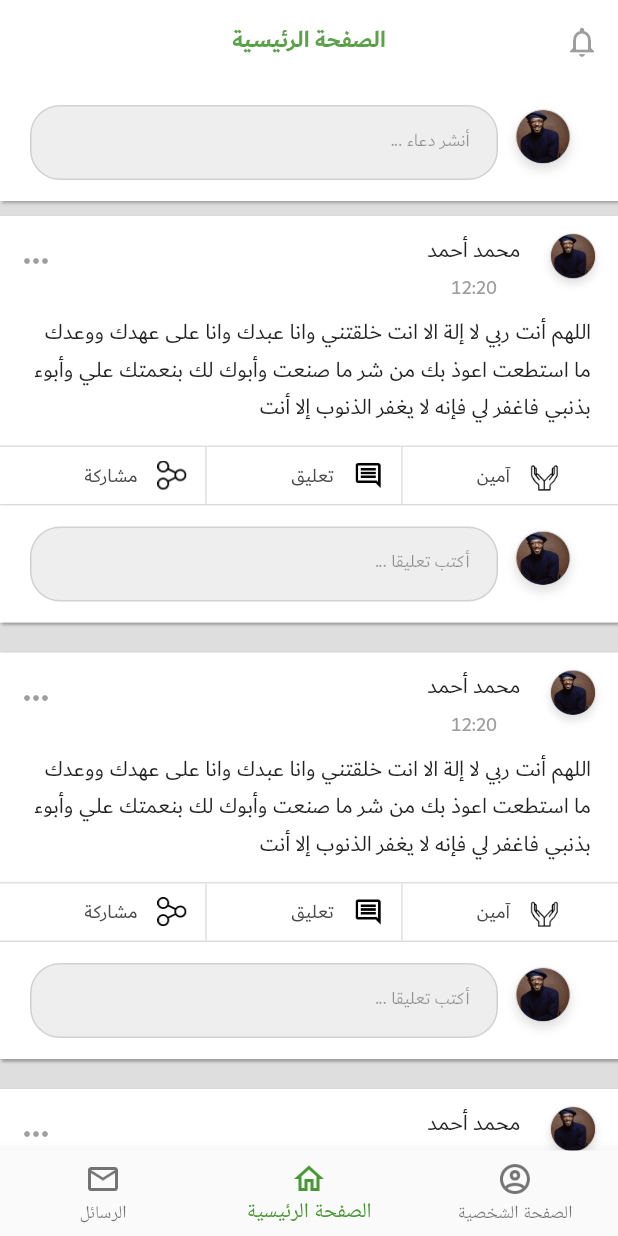
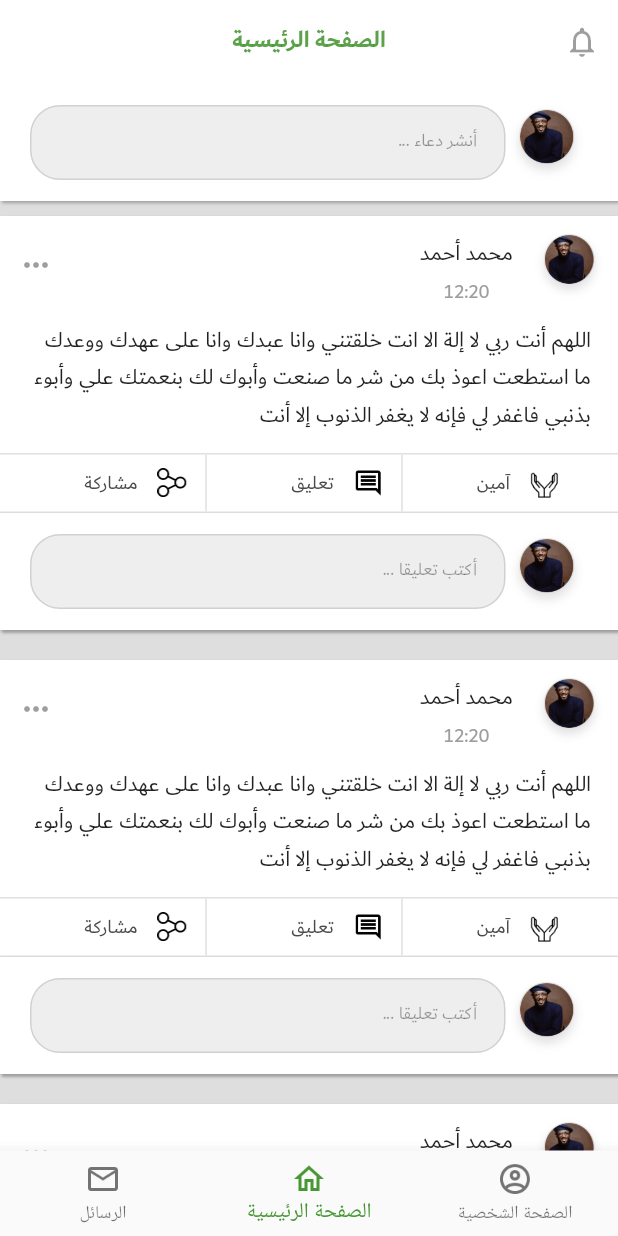
Before and after one commit to Youssefguba/Ameen, a Flutter app: the screen it shows after launch, on a phone screen of 412 x 824 dp. Run offline on Flutter 3.47's test engine with Material 2 defaults, Android fonts, the phone set to English and light mode, and no system bars.

Commit message:
Make many changes in UI

```diff
--- a/lib/ui/widgets/news_feed_widgets/add_new_post_widget.dart
+++ b/lib/ui/widgets/news_feed_widgets/add_new_post_widget.dart
@@ -59,10 +59,13 @@ class AddNewPostWidget extends StatelessWidget {
                   ),
                 ),
               ),
-          Image(
-            image: AssetImage('assets/images/person_test.png'),
+          Container(
+            width: 55,
             height: 60,
-            width: 60,
+            child: CircleAvatar(
+              backgroundImage: AssetImage('assets/images/person_test.png'),
+              backgroundColor: Colors.transparent,
+            ),
           ),
         ],
       ),
--- a/lib/ui/widgets/post_widgets/post_widget.dart
+++ b/lib/ui/widgets/post_widgets/post_widget.dart
@@ -167,12 +167,12 @@ class _PostWidgetState extends State<PostWidget> {
               ],
             ),
             Container(
-              height: 50,
-              width: 50,
+              width: 55,
+              height: 55,
               margin: EdgeInsets.symmetric(horizontal: 5, vertical: 5),
-              child: Image(
-                image: image,
-//                AssetImage('assets/images/person_test.png'),
+              child: CircleAvatar(
+                backgroundImage: image,
+                backgroundColor: Colors.transparent,
               ),
             ),
           ],
```
Also changed, not shown: lib/ui/widgets/post_widgets/head_of_post.dart (deleted, +0 -58 lines).
